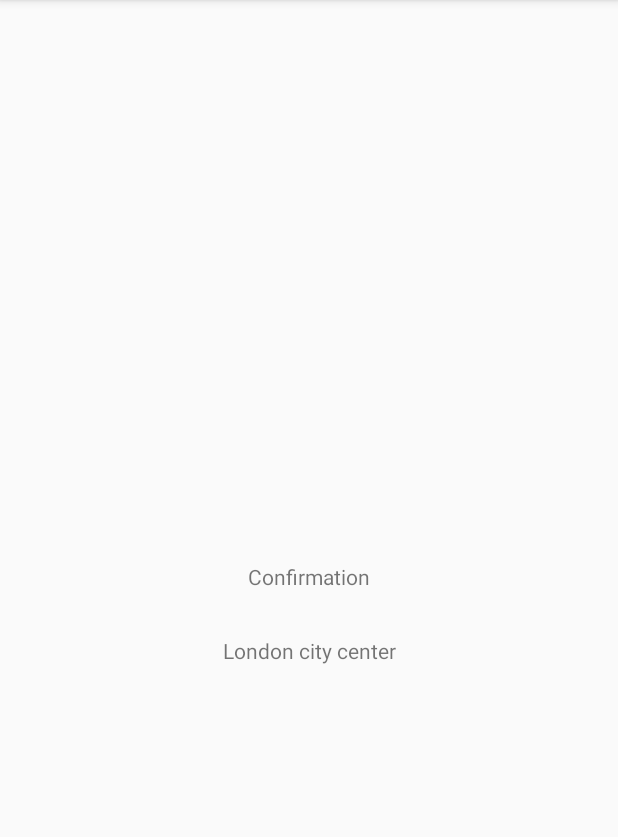
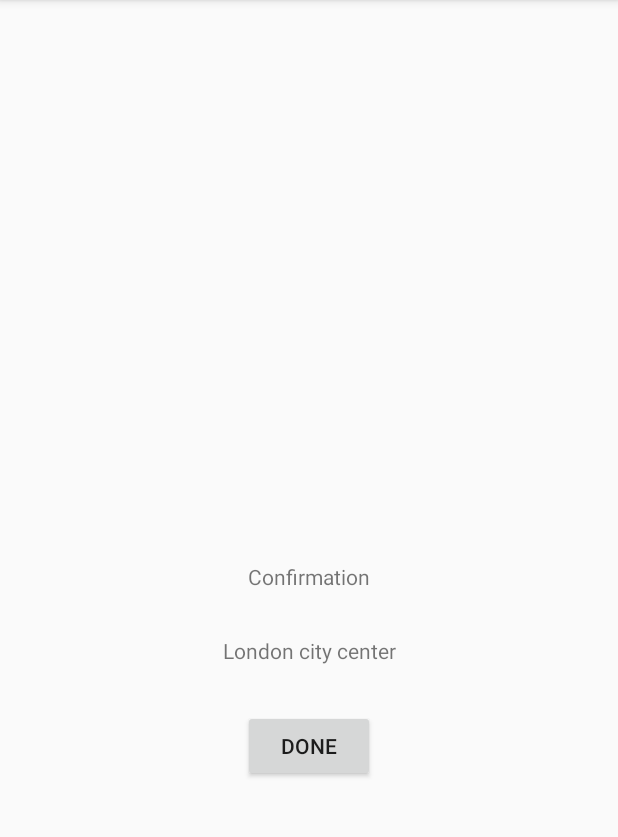
Before and after one commit to fabricegen/MVVMC, an Android app: the screen it shows after launch (UpdateAddressActivity), after a tap on "CONTINUE", on a phone screen of 412 x 824 dp, the part 84-921 px from its top. Run offline under Robolectric (Android 15) with nearby library versions, the phone set to English and light mode, and no system bars.

```diff
--- a/app/src/main/java/com/sample/mvvmc/common/CoordinationEvent.kt
+++ b/app/src/main/java/com/sample/mvvmc/common/CoordinationEvent.kt
@@ -1,5 +1,3 @@
 package com.sample.mvvmc.common
 
-interface CoordinationEvent {
-
-}
+interface CoordinationEvent
--- a/app/src/main/java/com/sample/mvvmc/common/CoordinatorHost.kt
+++ b/app/src/main/java/com/sample/mvvmc/common/CoordinatorHost.kt
@@ -1,6 +1,4 @@
 package com.sample.mvvmc.common
-
-import com.sample.mvvmc.common.Coordinator
 
 interface CoordinatorHost {
     val coordinator: Coordinator<*>
--- /dev/null
+++ b/app/src/main/java/com/sample/mvvmc/navigation/FeatureNavigator.kt
@@ -0,0 +1,15 @@
+package com.sample.mvvmc.navigation
+
+import android.app.Activity
+import com.sample.mvvmc.ui.updateaddress.UpdateAddressActivity
+
+/*
+ * Responsible to handle navigation between flows
+ */
+class FeatureNavigator(private val activity: Activity) {
+
+    fun navigateToHome() {
+        UpdateAddressActivity.launch(activity)
+    }
+
+}
--- a/app/src/main/java/com/sample/mvvmc/ui/updateaddress/UpdateAddressActivity.kt
+++ b/app/src/main/java/com/sample/mvvmc/ui/updateaddress/UpdateAddressActivity.kt
@@ -1,10 +1,14 @@
 package com.sample.mvvmc.ui.updateaddress
 
+import android.app.Activity
+import android.content.ActivityNotFoundException
+import android.content.Intent
 import android.os.Bundle
 import androidx.appcompat.app.AppCompatActivity
+import com.sample.mvvmc.R
 import com.sample.mvvmc.common.Coordinator
 import com.sample.mvvmc.common.CoordinatorHost
-import com.sample.mvvmc.R
+import com.sample.mvvmc.navigation.FeatureNavigator
 import com.sample.mvvmc.ui.updateaddress.navigation.UpdateAddressCoordinator
 import com.sample.mvvmc.ui.updateaddress.navigation.UpdateAddressFlowNavigator
 
@@ -12,9 +16,9 @@ class UpdateAddressActivity : AppCompatActivity(), CoordinatorHost {
 
     override val coordinator: Coordinator<*>
         get() = UpdateAddressCoordinator(
-            UpdateAddressFlowNavigator(
-                supportFragmentManager
-            )
+            UpdateAddressFlowNavigator(supportFragmentManager),
+            // need to be injected as singleton
+            FeatureNavigator(this)
         )
 
     override fun onCreate(savedInstanceState: Bundle?) {
@@ -24,4 +28,12 @@ class UpdateAddressActivity : AppCompatActivity(), CoordinatorHost {
             coordinator.onStart()
         }
     }
+
+    companion object {
+        fun launch(activity:Activity){
+            val intent = Intent(activity.applicationContext, UpdateAddressActivity::class.java)
+            intent.addFlags(Intent.FLAG_ACTIVITY_CLEAR_TOP)
+            activity.startActivity(intent)
+        }
+    }
 }
--- a/app/src/main/java/com/sample/mvvmc/ui/updateaddress/confirmation/ConfirmationFragment.kt
+++ b/app/src/main/java/com/sample/mvvmc/ui/updateaddress/confirmation/ConfirmationFragment.kt
@@ -4,6 +4,7 @@ import android.os.Bundle
 import android.view.LayoutInflater
 import android.view.View
 import android.view.ViewGroup
+import android.widget.Button
 import android.widget.TextView
 import androidx.fragment.app.Fragment
 import com.sample.mvvmc.R
@@ -44,9 +45,14 @@ class ConfirmationFragment : Fragment(), Screenable {
     override fun onActivityCreated(savedInstanceState: Bundle?) {
         super.onActivityCreated(savedInstanceState)
 
-        address?.let {
-            view!!.findViewById<TextView>(R.id.address).text = it.address
+        view?.let{ view ->
+            address?.let {
+                view.findViewById<TextView>(R.id.address).text = it.address
+            }
+
+            view.findViewById<Button>(R.id.done).setOnClickListener {
+                viewModel.done()
+            }
         }
     }
-
 }
--- a/app/src/main/java/com/sample/mvvmc/ui/updateaddress/navigation/UpdateAddressCoordinator.kt
+++ b/app/src/main/java/com/sample/mvvmc/ui/updateaddress/navigation/UpdateAddressCoordinator.kt
@@ -3,10 +3,11 @@ package com.sample.mvvmc.ui.updateaddress.navigation
 import com.sample.mvvmc.common.Coordinator
 import com.sample.mvvmc.ui.updateaddress.address.AddressViewModel
 import com.sample.mvvmc.common.BaseViewModel
+import com.sample.mvvmc.navigation.FeatureNavigator
 import com.sample.mvvmc.ui.updateaddress.confirmation.ConfirmationViewModel
 
-class UpdateAddressCoordinator(private val flowNavigator: UpdateAddressFlowNavigator) :
-    Coordinator<UpdateAddressScreen> {
+class UpdateAddressCoordinator(private val flowNavigator: UpdateAddressFlowNavigator,
+                               private val featureNavigator:FeatureNavigator) : Coordinator<UpdateAddressScreen> {
     override fun onStart() {
         flowNavigator.newRootScreen(UpdateAddressScreen.EnterAddress)
     }
@@ -14,7 +15,7 @@ class UpdateAddressCoordinator(private val flowNavigator: UpdateAddressFlowNavig
     override fun onCreateViewModel(screen: UpdateAddressScreen): BaseViewModel {
         if (screen is UpdateAddressScreen.EnterAddress) {
             return AddressViewModel()
-        } else if (screen is UpdateAddressScreen.EnterAddress) {
+        } else if (screen is UpdateAddressScreen.Confirmation) {
             return ConfirmationViewModel()
         }
         return AddressViewModel()
@@ -25,6 +26,9 @@ class UpdateAddressCoordinator(private val flowNavigator: UpdateAddressFlowNavig
             is AddressViewModel.EnterCoordinationEvent.AddressConfirmed -> {
                 flowNavigator.navigateTo(UpdateAddressScreen.Confirmation, event.address)
             }
+            is ConfirmationViewModel.ConfirmationCoordinationEvent.ConfirmationDone -> {
+                featureNavigator.navigateToHome()
+            }
         }
     }
 }
--- a/app/src/main/res/layout/confirmation_fragment.xml
+++ b/app/src/main/res/layout/confirmation_fragment.xml
@@ -27,4 +27,14 @@
         app:layout_constraintStart_toStartOf="parent"
         app:layout_constraintTop_toBottomOf="@+id/message" />
 
+    <Button
+        android:id="@+id/done"
+        android:layout_width="wrap_content"
+        android:layout_height="wrap_content"
+        android:text="DONE"
+        android:layout_marginTop="30dp"
+        app:layout_constraintEnd_toEndOf="parent"
+        app:layout_constraintStart_toStartOf="parent"
+        app:layout_constraintTop_toBottomOf="@+id/address" />
+
 </androidx.constraintlayout.widget.ConstraintLayout>
```
Also changed, not shown: app/src/main/java/com/sample/mvvmc/ui/updateaddress/address/AddressViewModel.kt (+2 -7 lines), app/src/main/java/com/sample/mvvmc/ui/updateaddress/confirmation/ConfirmationViewModel.kt (+7 -1 lines).
